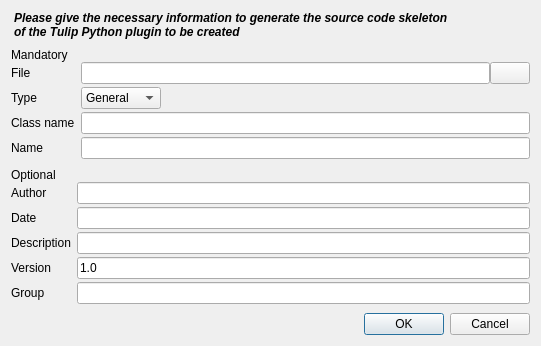
Old version of the form library/tulip-python/designer/PythonPluginCreationDialog.ui in the repository Tulip-Dev/tulip.
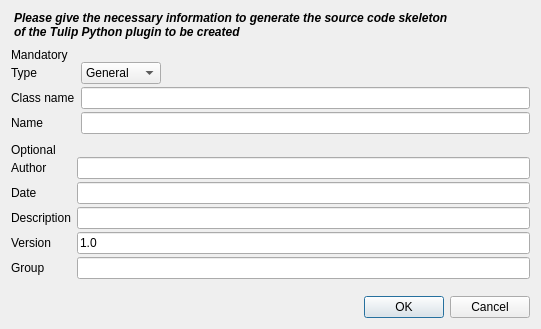
New version of the form. Icons and pictures are not drawn.

Commit message: Python files are non longer saved in project files: cleanup + display warning dialog when showing PythonIDE + check for unsaved Python file when leaving Tulip + icons enhancements for file actions

The edit to the form file:
```diff
--- a/library/tulip-python/designer/PythonPluginCreationDialog.ui
+++ b/library/tulip-python/designer/PythonPluginCreationDialog.ui
@@ -71,39 +71,6 @@
        <number>9</number>
       </property>
       <item row="0" column="0">
-       <widget class="QLabel" name="label">
-        <property name="toolTip">
-         <string notr="true">the path of the file where the plugin source code will be saved</string>
-        </property>
-        <property name="text">
-         <string>File</string>
-        </property>
-       </widget>
-      </item>
-      <item row="0" column="1">
-       <layout class="QHBoxLayout" name="horizontalLayout">
-        <item>
-         <widget class="QLineEdit" name="pluginFileName">
-          <property name="toolTip">
-           <string>Enter the path of the file where the plugin source code will be saved
-</string>
-          </property>
-         </widget>
-        </item>
-        <item>
-         <widget class="QPushButton" name="browseButton">
-          <property name="text">
-           <string/>
-          </property>
-          <property name="icon">
-           <iconset>
-            <normaloff>:/tulip/gui/icons/16/document-open.png</normaloff>:/tulip/gui/icons/16/document-open.png</iconset>
-          </property>
-         </widget>
-        </item>
-       </layout>
-      </item>
-      <item row="1" column="0">
        <widget class="QLabel" name="label_3">
         <property name="toolTip">
          <string notr="true">The type of plugin to create</string>
@@ -113,7 +80,7 @@
         </property>
        </widget>
       </item>
-      <item row="1" column="1">
+      <item row="0" column="1">
        <widget class="QComboBox" name="pluginType">
         <property name="toolTip">
          <string notr="true">Choose the type of plugin to create</string>
@@ -160,7 +127,7 @@
         </item>
        </widget>
       </item>
-      <item row="2" column="0">
+      <item row="1" column="0">
        <widget class="QLabel" name="label_2">
         <property name="toolTip">
          <string>&lt;html&gt;&lt;body&gt;The name of the Python plugin class&lt;ul&gt;
@@ -174,7 +141,7 @@
         </property>
        </widget>
       </item>
-      <item row="2" column="1">
+      <item row="1" column="1">
        <widget class="QLineEdit" name="pluginClassName">
         <property name="toolTip">
          <string notr="true">&lt;html&gt;&lt;body&gt;Enter the name of the Python plugin class&lt;ul&gt;
@@ -185,7 +152,7 @@
         </property>
        </widget>
       </item>
-      <item row="3" column="0">
+      <item row="2" column="0">
        <widget class="QLabel" name="label_4">
         <property name="toolTip">
          <string notr="true">The name of the plugin as it will be displayed in the GUI</string>
@@ -195,7 +162,7 @@
         </property>
        </widget>
       </item>
-      <item row="3" column="1">
+      <item row="2" column="1">
        <widget class="QLineEdit" name="pluginName">
         <property name="toolTip">
          <string notr="true">Enter the displayed name of the plugin</string>
```
The commit also changes 10 other files.
